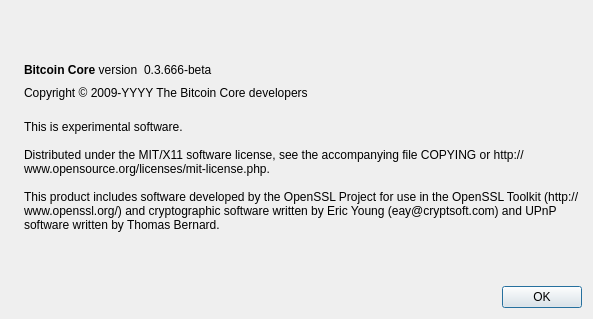
Qt form src/qt/forms/aboutdialog.ui (skeincoin/skeincoin) before a commit.
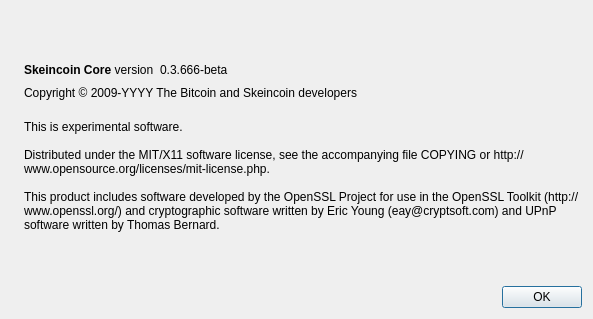
The same form after that commit. Icons and pictures are not drawn.

Diff of the .ui file:
```diff
--- a/src/qt/forms/aboutdialog.ui
+++ b/src/qt/forms/aboutdialog.ui
@@ -50,7 +50,7 @@
           <cursorShape>IBeamCursor</cursorShape>
          </property>
          <property name="text">
-          <string>&lt;b&gt;Bitcoin Core&lt;/b&gt; version</string>
+          <string>&lt;b&gt;Skeincoin Core&lt;/b&gt; version</string>
          </property>
          <property name="textInteractionFlags">
           <set>Qt::LinksAccessibleByMouse|Qt::TextSelectableByKeyboard|Qt::TextSelectableByMouse</set>
@@ -91,7 +91,7 @@
         <cursorShape>IBeamCursor</cursorShape>
        </property>
        <property name="text">
-        <string notr="true">Copyright &amp;copy; 2009-YYYY The Bitcoin Core developers</string>
+        <string notr="true">Copyright &amp;copy; 2009-YYYY The Bitcoin and Skeincoin developers</string>
        </property>
        <property name="textFormat">
         <enum>Qt::RichText</enum>
```
Left out of the diff: 2 changed lines with no effect on the pictures.
